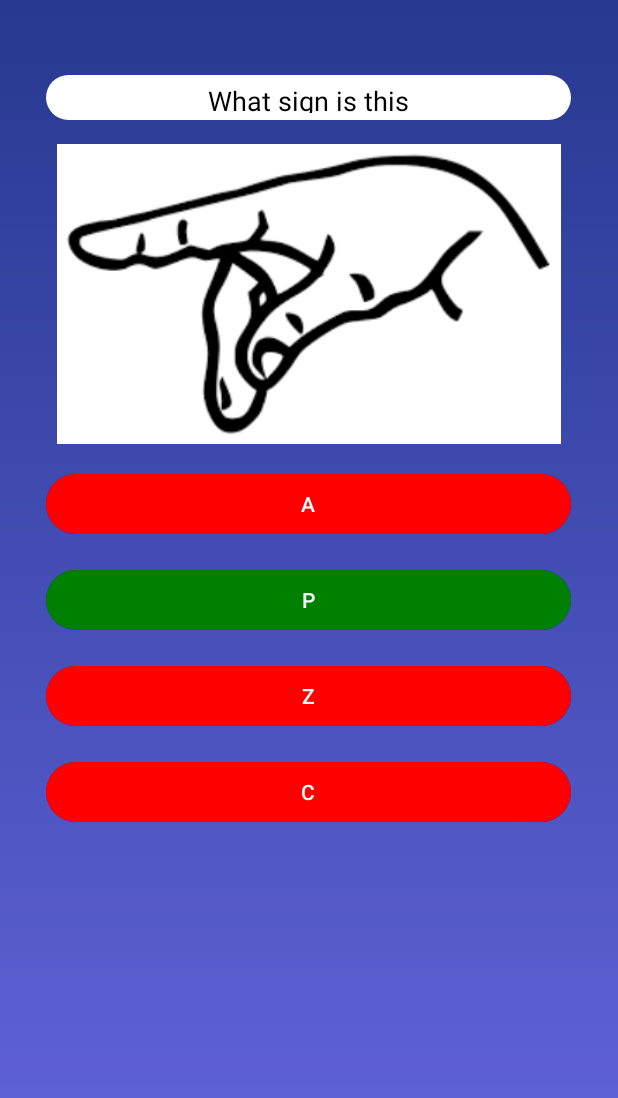
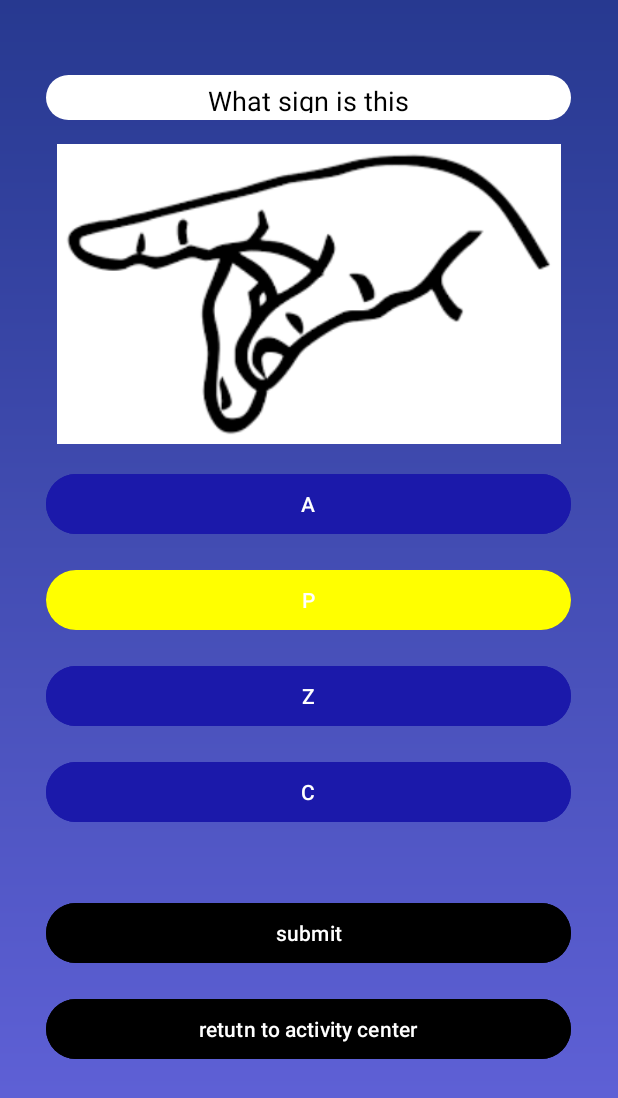
Before and after one commit to w-augustin/Signify, an Android app built with Jetpack Compose: the selecting_game screen opened directly, with no data from a screen before it, after a tap on an icon or button, on a phone screen of 412 x 824 dp. Shown: the top 1098 px of the screen. Run offline under Robolectric (Android 15) with nearby library versions, the phone set to English and light mode, and no system bars; 1 other tap on this screen came first.

```diff
--- a/app/src/main/java/com/example/signifybasic/features/tabs/discussion/DiscussionPage.kt
+++ b/app/src/main/java/com/example/signifybasic/features/tabs/discussion/DiscussionPage.kt
@@ -12,7 +12,7 @@ import android.widget.Button
 import com.google.android.material.bottomsheet.BottomSheetDialog
 import com.example.signifybasic.database.DBHelper
 
-class DiscussionPage : AppCompatActivity() {
+class  DiscussionPage : AppCompatActivity() {
 
     private lateinit var binding: DiscussionActivityBinding
 
--- a/app/src/main/java/com/example/signifybasic/selecting_game.kt
+++ b/app/src/main/java/com/example/signifybasic/selecting_game.kt
@@ -1,12 +1,18 @@
 package com.example.signifybasic
 
+import android.content.Intent
+import android.content.res.ColorStateList
 import android.os.Bundle
 import android.widget.Button
+import android.widget.ProgressBar
 import androidx.activity.enableEdgeToEdge
 import androidx.appcompat.app.AppCompatActivity
 import androidx.core.content.ContextCompat
 import androidx.core.view.ViewCompat
 import androidx.core.view.WindowInsetsCompat
+import android.widget.Toast
+import com.example.signifybasic.features.activitycenter.ActivityCenter
+
 
 class selecting_game : AppCompatActivity() {
     override fun onCreate(savedInstanceState: Bundle?) {
@@ -18,47 +24,59 @@ class selecting_game : AppCompatActivity() {
             v.setPadding(systemBars.left, systemBars.top, systemBars.right, systemBars.bottom)
             insets
         }
+        val returnBtn=findViewById<Button>(R.id.returnbtn)
         val correctButton = findViewById<Button>(R.id.option2)
         val incorrectButton = findViewById<Button>(R.id.option1)
         val incorrectButton3 = findViewById<Button>(R.id.option3)
         val incorrectButton4 = findViewById<Button>(R.id.option4)
+        val submitButton= findViewById<Button>(R.id.submit_button)
 
-        // Keep track of the selected button
+        var isCorrect = false
+
         var selectedButton: Button? = null
 
-        // List of all button options
         val buttons = listOf(correctButton, incorrectButton, incorrectButton3, incorrectButton4)
 
-        fun resetIncorrectButtons() {
-            // Reset all incorrect buttons to red
+        fun resetButtons() {
             buttons.forEach { button ->
-                if (button != correctButton) {
-                    button.setBackgroundColor(ContextCompat.getColor(this, R.color.red))
+                    button.setBackgroundColor(ContextCompat.getColor(this, R.color.primary_blue))
                 }
-            }
+
         }
 
         buttons.forEach { button ->
             button.setOnClickListener {
-                // call function
-                resetIncorrectButtons()
-
-                // If the correct button was selected, set it to green
-                if (button == correctButton) {
-                    button.setBackgroundColor(ContextCompat.getColor(this, R.color.green))
-                }
-                // Keep track of the selected button
+                resetButtons()
+                button.setBackgroundColor(ContextCompat.getColor(this, R.color.yellow))
                 selectedButton = button
             }
         }
 
-        if(selectedButton == correctButton){
+        submitButton.setOnClickListener {
+            if (selectedButton != null) {
+                resetButtons()
+
+                if(selectedButton == correctButton) {
+                    correctButton.setBackgroundColor(ContextCompat.getColor(this, R.color.green))
+                    isCorrect = true
+                   // val intent = Intent(this, identify_game::class.java)
+                    //startActivity(intent)
+                }
+                if (selectedButton != null && selectedButton != correctButton) {
+                    selectedButton?.setBackgroundColor(ContextCompat.getColor(this, R.color.red))
+                }
+
+            } else {
+                Toast.makeText(this, "Please select an option", Toast.LENGTH_SHORT).show()
+            }
+        }
+        returnBtn.setOnClickListener{
+            val intent = Intent(this, ActivityCenter::class.java)
+            intent.putExtra("IS_CORRECT", isCorrect)
+            startActivity(intent)
 
         }
 
 
-
-
-
     }
 }
--- a/app/src/main/res/drawable/custom_progress_bar.xml
+++ b/app/src/main/res/drawable/custom_progress_bar.xml
@@ -10,7 +10,7 @@
 
     <item android:id="@android:id/progress">
         <scale android:scaleWidth="100%">
-            <shape android:shape="oval">
+            <shape android:shape="rectangle">
                 <corners android:radius="6dp"/>
                 <solid android:color="#4C4BCE"/>
             </shape>
--- a/app/src/main/res/layout/activity_selecting_game.xml
+++ b/app/src/main/res/layout/activity_selecting_game.xml
@@ -81,15 +81,26 @@
         <Button
             android:layout_width="350dp"
             android:layout_height="wrap_content"
-            android:id="@+id/continue_button"
+            android:id="@+id/submit_button"
             android:layout_below="@id/option4"
             android:layout_marginTop="46dp"
-            android:text="continue to next activity"
+            android:text="submit"
             android:backgroundTint="@color/black"
             android:layout_centerHorizontal="true"
-            android:visibility="invisible"
+            android:visibility="visible"
 
 
+            />
+        <Button
+            android:layout_width="350dp"
+            android:layout_height="wrap_content"
+            android:id="@+id/returnbtn"
+            android:layout_below="@id/submit_button"
+            android:layout_marginTop="16dp"
+            android:text="retutn to activity center"
+            android:backgroundTint="@color/black"
+            android:layout_centerHorizontal="true"
+            android:visibility="visible"
             />
 
 
```
Also changed, not shown: app/src/main/java/com/example/signifybasic/features/activitycenter/ActivityCenter.kt (+48 -2 lines), app/src/main/java/com/example/signifybasic/identify_game.kt (+69 -1 lines), app/src/main/res/layout/activity_activity_center.xml (+63 -58 lines), app/src/main/res/layout/activity_identify_game.xml (+41 -6 lines).
